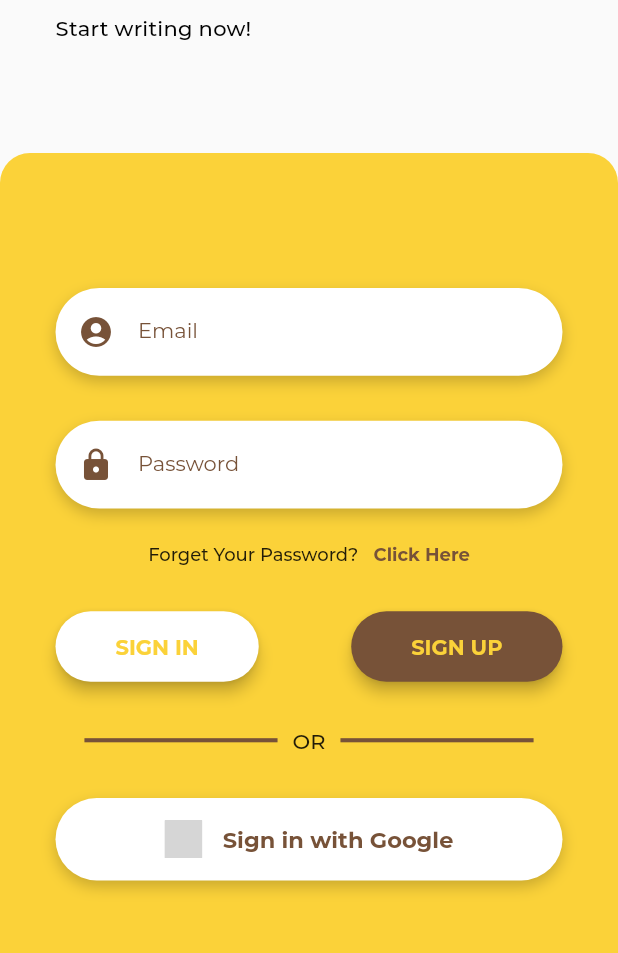
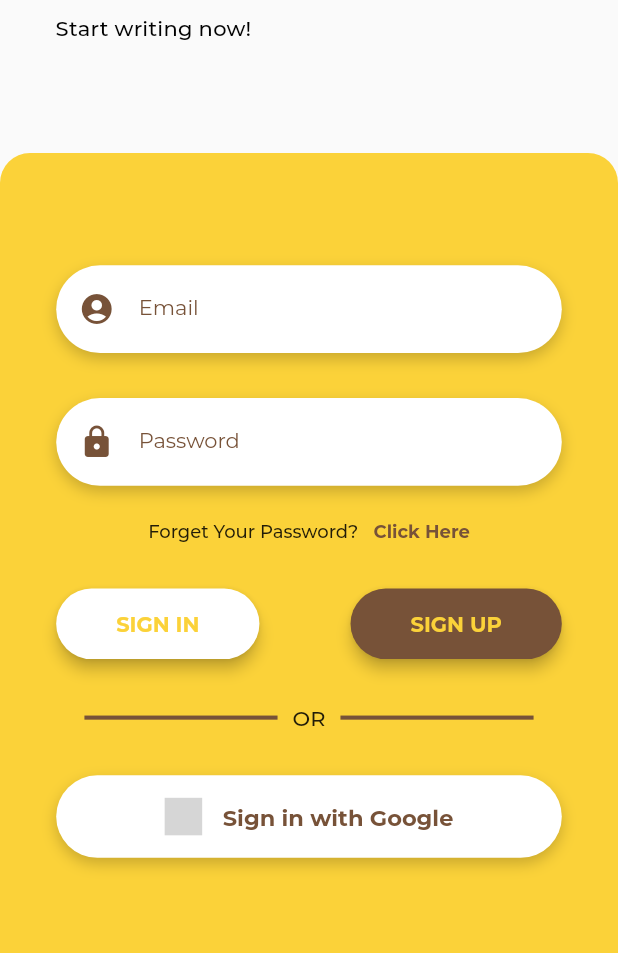
Before and after one commit to MartienJun/flutter_note_it, a Flutter app: the screen it shows after launch, on a phone screen of 412 x 824 dp, the part 156-1109 px from its top. Run offline on Flutter 3.47's test engine with Material 2 defaults, Android fonts, the light colour scheme and no system bars; our stand-ins replace flutter_svg; grey boxes are pictures that could not be loaded.

Commit message:
feat: make login_screen ui more responsive

```diff
--- a/note_it/lib/screens/login_screen.dart
+++ b/note_it/lib/screens/login_screen.dart
@@ -3,7 +3,6 @@ import 'package:flutter/material.dart';
 import 'package:flutter_svg/svg.dart';
 import 'package:note_it/constants.dart';
 import 'package:note_it/components/navigation.dart';
-import 'package:font_awesome_flutter/font_awesome_flutter.dart';
 
 class LoginScreen extends StatefulWidget {
   static const String id = 'login_screen';
@@ -15,6 +14,8 @@ class LoginScreen extends StatefulWidget {
 class _LoginScreenState extends State<LoginScreen> {
   @override
   Widget build(BuildContext context) {
+    Size size = MediaQuery.of(context).size;
+
     //Email Input Field
     Widget EmailField = Container(
       padding: EdgeInsets.symmetric(
@@ -136,7 +137,44 @@ class _LoginScreenState extends State<LoginScreen> {
       ),
     );
 
-    Size size = MediaQuery.of(context).size;
+    //Button Google
+    Widget ButtonGoogle = InkWell(
+      splashColor: Colors.white60,
+      onTap: (){},
+      child: Container(
+          width: size.width,
+          height: size.height / 15,
+          decoration: BoxDecoration(
+            borderRadius: BorderRadius.circular(50),
+            color: Colors.white,
+            boxShadow: [
+              BoxShadow(
+                color: Colors.black.withOpacity(0.2),
+                offset: Offset(0.0, 4.0),
+                blurRadius: 8.0,
+              ),
+            ],
+          ),
+          child: Row(
+            mainAxisAlignment: MainAxisAlignment.center,
+            children: [
+              SvgPicture.asset(
+                'assets/icons/google.svg',
+                width: 25,
+              ),
+              SizedBox(width: size.width / 30,),
+              Text(
+                'Sign in with Google',
+                style: TextStyle(
+                  fontWeight: FontWeight.w700,
+                  fontSize: 15,
+                  color: secondaryColor,
+                ),
+              ),
+            ],
+          )
+      ),
+    );
 
     return OrientationBuilder(
       builder: (context, orientation) {
@@ -182,9 +220,9 @@ class _LoginScreenState extends State<LoginScreen> {
                   child: Container(
                     width: size.width,
                     padding: EdgeInsets.only(
-                      top: 90,
-                      left: 37,
-                      right: 37,
+                      top: size.height / 11,
+                      left: size.width / 11,
+                      right: size.width / 11,
                     ),
                     decoration: BoxDecoration(
                       borderRadius: BorderRadius.only(
@@ -262,43 +300,7 @@ class _LoginScreenState extends State<LoginScreen> {
                         SizedBox(
                           height: 30,
                         ),
-                        InkWell(
-                          splashColor: Colors.white60,
-                          onTap: (){},
-                          child: Container(
-                            width: size.width,
-                            height: size.height / 15,
-                            decoration: BoxDecoration(
-                              borderRadius: BorderRadius.circular(50),
-                              color: Colors.white,
-                              boxShadow: [
-                                BoxShadow(
-                                  color: Colors.black.withOpacity(0.2),
-                                  offset: Offset(0.0, 4.0),
-                                  blurRadius: 8.0,
-                                ),
-                              ],
-                            ),
-                            child: Row(
-                              mainAxisAlignment: MainAxisAlignment.center,
-                              children: [
-                                SvgPicture.asset(
-                                  'assets/icons/google.svg',
-                                  width: 25,
-                                ),
-                                SizedBox(width: size.width / 30,),
-                                Text(
-                                  'Sign in with Google',
-                                  style: TextStyle(
-                                    fontWeight: FontWeight.w700,
-                                    fontSize: 15,
-                                    color: secondaryColor,
-                                  ),
-                                ),
-                              ],
-                            )
-                          ),
-                        ),
+                        ButtonGoogle,
                       ],
                     ),
                   ),
```
